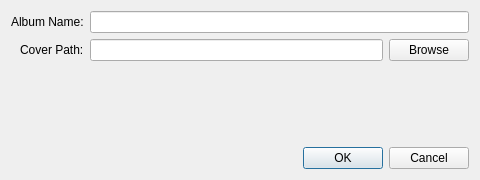
The window that addalbumdialog.ui (AliSadeghian2007/MusicPlayer) describes before a commit, drawn with Qt 5.
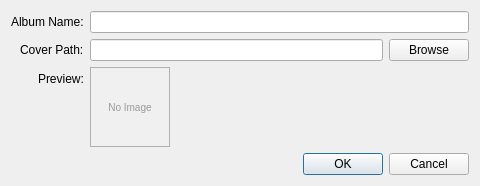
The same window after the commit.

Commit message: fix: cover images, ID generation, invisible album text, search/filter

```diff
--- a/addalbumdialog.ui
+++ b/addalbumdialog.ui
@@ -50,6 +50,38 @@
        </item>
       </layout>
      </item>
+     <item row="2" column="0">
+      <widget class="QLabel" name="labelCoverPreviewCaption">
+       <property name="text">
+        <string>Preview:</string>
+       </property>
+      </widget>
+     </item>
+     <item row="2" column="1">
+      <widget class="QLabel" name="labelCoverPreview">
+       <property name="minimumSize">
+        <size>
+         <width>80</width>
+         <height>80</height>
+        </size>
+       </property>
+       <property name="maximumSize">
+        <size>
+         <width>80</width>
+         <height>80</height>
+        </size>
+       </property>
+       <property name="styleSheet">
+        <string notr="true">border: 1px solid #b0b0b0; background-color: #f0f0f0; color: #999999; font-size: 10px;</string>
+       </property>
+       <property name="text">
+        <string>No Image</string>
+       </property>
+       <property name="alignment">
+        <set>Qt::AlignCenter</set>
+       </property>
+      </widget>
+     </item>
     </layout>
    </item>
    <item>
```
Left out of the diff: 1 changed line with no effect on the pictures. The commit also changes 18 other files.
